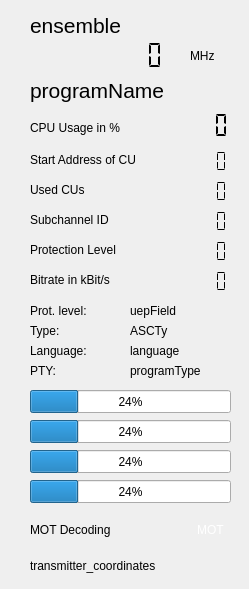
Above: forms/technical_data.ui from JvanKatwijk/qt-dab before the change. Below: the same form after it.
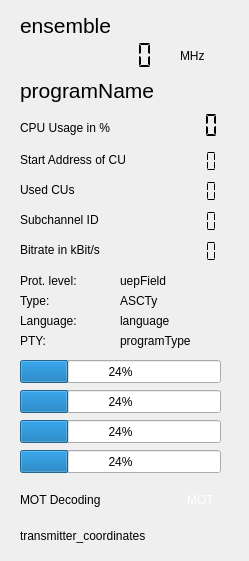
That is the form after the change.

Commit message:
update technical_data.ui: no decimal PL needed
deleted decimal protection level (is below in more detail)
text boxes aligned

Patch:
```diff
--- a/forms/technical_data.ui
+++ b/forms/technical_data.ui
@@ -7,7 +7,7 @@
     <x>0</x>
     <y>0</y>
     <width>249</width>
-    <height>589</height>
+    <height>561</height>
    </rect>
   </property>
   <property name="windowTitle">
@@ -16,7 +16,7 @@
   <widget class="QLCDNumber" name="startAddressDisplay">
    <property name="geometry">
     <rect>
-     <x>170</x>
+     <x>160</x>
      <y>150</y>
      <width>64</width>
      <height>23</height>
@@ -32,7 +32,7 @@
   <widget class="QLCDNumber" name="lengthDisplay">
    <property name="geometry">
     <rect>
-     <x>170</x>
+     <x>160</x>
      <y>180</y>
      <width>64</width>
      <height>23</height>
@@ -48,8 +48,8 @@
   <widget class="QLabel" name="language">
    <property name="geometry">
     <rect>
-     <x>130</x>
-     <y>340</y>
+     <x>120</x>
+     <y>310</y>
      <width>101</width>
      <height>21</height>
     </rect>
@@ -64,29 +64,10 @@
     <string>language</string>
    </property>
   </widget>
-  <widget class="QLCDNumber" name="protectionlevelDisplay">
-   <property name="geometry">
-    <rect>
-     <x>170</x>
-     <y>240</y>
-     <width>64</width>
-     <height>23</height>
-    </rect>
-   </property>
-   <property name="frameShape">
-    <enum>QFrame::NoFrame</enum>
-   </property>
-   <property name="segmentStyle">
-    <enum>QLCDNumber::Flat</enum>
-   </property>
-   <property name="value" stdset="0">
-    <double>0.000000000000000</double>
-   </property>
-  </widget>
   <widget class="QLabel" name="label">
    <property name="geometry">
     <rect>
-     <x>30</x>
+     <x>20</x>
      <y>150</y>
      <width>141</width>
      <height>20</height>
@@ -99,7 +80,7 @@
   <widget class="QLabel" name="label_2">
    <property name="geometry">
     <rect>
-     <x>30</x>
+     <x>20</x>
      <y>180</y>
      <width>121</width>
      <height>20</height>
@@ -109,27 +90,11 @@
     <string>Used CUs</string>
    </property>
   </widget>
-  <widget class="QLabel" name="label_3">
-   <property name="geometry">
-    <rect>
-     <x>30</x>
-     <y>240</y>
-     <width>111</width>
-     <height>20</height>
-    </rect>
-   </property>
-   <property name="toolTip">
-    <string>&lt;html&gt;&lt;head/&gt;&lt;body&gt;&lt;p&gt;DAB+ uses protection levels 1, 2, 3 or 4 (A or B), whereas DAB uses 1, 2, 3, 4 or 5.&lt;/p&gt;&lt;p&gt;Lower numbers have usually better error correction.&lt;/p&gt;&lt;/body&gt;&lt;/html&gt;</string>
-   </property>
-   <property name="text">
-    <string>Protection Level</string>
-   </property>
-  </widget>
   <widget class="QLabel" name="programType">
    <property name="geometry">
     <rect>
-     <x>130</x>
-     <y>360</y>
+     <x>120</x>
+     <y>330</y>
      <width>101</width>
      <height>21</height>
     </rect>
@@ -147,8 +112,8 @@
   <widget class="QLabel" name="l6">
    <property name="geometry">
     <rect>
-     <x>30</x>
-     <y>270</y>
+     <x>20</x>
+     <y>240</y>
      <width>121</width>
      <height>20</height>
     </rect>
@@ -160,8 +125,8 @@
   <widget class="QLCDNumber" name="bitrateDisplay">
    <property name="geometry">
     <rect>
-     <x>170</x>
-     <y>270</y>
+     <x>160</x>
+     <y>240</y>
      <width>64</width>
      <height>23</height>
     </rect>
@@ -176,7 +141,7 @@
   <widget class="QLCDNumber" name="subChIdDisplay">
    <property name="geometry">
     <rect>
-     <x>170</x>
+     <x>160</x>
      <y>210</y>
      <width>64</width>
      <height>23</height>
@@ -192,7 +157,7 @@
   <widget class="QLabel" name="label_6">
    <property name="geometry">
     <rect>
-     <x>30</x>
+     <x>20</x>
      <y>210</y>
      <width>111</width>
      <height>20</height>
@@ -205,8 +170,8 @@
   <widget class="QLabel" name="uepField">
    <property name="geometry">
     <rect>
-     <x>130</x>
-     <y>300</y>
+     <x>120</x>
+     <y>270</y>
      <width>101</width>
      <height>21</height>
     </rect>
@@ -230,8 +195,8 @@
   <widget class="QLabel" name="ASCTy">
    <property name="geometry">
     <rect>
-     <x>130</x>
-     <y>320</y>
+     <x>120</x>
+     <y>290</y>
      <width>101</width>
      <height>21</height>
     </rect>
@@ -246,7 +211,7 @@
   <widget class="QLabel" name="ensemble">
    <property name="geometry">
     <rect>
-     <x>30</x>
+     <x>20</x>
      <y>10</y>
      <width>201</width>
      <height>31</height>
@@ -267,7 +232,7 @@
   <widget class="QLCDNumber" name="frequency">
    <property name="geometry">
     <rect>
-     <x>30</x>
+     <x>20</x>
      <y>40</y>
      <width>141</width>
      <height>31</height>
@@ -284,6 +249,9 @@
    <property name="frameShape">
     <enum>QFrame::NoFrame</enum>
    </property>
+   <property name="frameShadow">
+    <enum>QFrame::Raised</enum>
+   </property>
    <property name="smallDecimalPoint">
     <bool>true</bool>
    </property>
@@ -297,9 +265,9 @@
   <widget class="QLabel" name="label_4">
    <property name="geometry">
     <rect>
-     <x>190</x>
+     <x>180</x>
      <y>40</y>
-     <width>63</width>
+     <width>41</width>
      <height>31</height>
     </rect>
    </property>
@@ -313,8 +281,8 @@
   <widget class="QProgressBar" name="ficError_display">
    <property name="geometry">
     <rect>
-     <x>30</x>
-     <y>390</y>
+     <x>20</x>
+     <y>360</y>
      <width>201</width>
      <height>23</height>
     </rect>
@@ -329,8 +297,8 @@
   <widget class="QProgressBar" name="frameError_display">
    <property name="geometry">
     <rect>
-     <x>30</x>
-     <y>420</y>
+     <x>20</x>
+     <y>390</y>
      <width>201</width>
      <height>23</height>
     </rect>
@@ -345,8 +313,8 @@
   <widget class="QProgressBar" name="rsError_display">
    <property name="geometry">
     <rect>
-     <x>30</x>
-     <y>450</y>
+     <x>20</x>
+     <y>420</y>
      <width>201</width>
      <height>23</height>
     </rect>
@@ -361,8 +329,8 @@
   <widget class="QProgressBar" name="aacError_display">
    <property name="geometry">
     <rect>
-     <x>30</x>
-     <y>480</y>
+     <x>20</x>
+     <y>450</y>
      <width>201</width>
      <height>23</height>
     </rect>
@@ -377,7 +345,7 @@
   <widget class="QLabel" name="cpuLabel">
    <property name="geometry">
     <rect>
-     <x>30</x>
+     <x>20</x>
      <y>118</y>
      <width>121</width>
      <height>20</height>
@@ -390,7 +358,7 @@
   <widget class="QLCDNumber" name="cpuMonitor">
    <property name="geometry">
     <rect>
-     <x>160</x>
+     <x>150</x>
      <y>110</y>
      <width>71</width>
      <height>31</height>
@@ -406,7 +374,7 @@
   <widget class="QLabel" name="programName">
    <property name="geometry">
     <rect>
-     <x>30</x>
+     <x>20</x>
      <y>70</y>
      <width>201</width>
      <height>41</height>
@@ -427,8 +395,8 @@
   <widget class="QLabel" name="motAvailable">
    <property name="geometry">
     <rect>
-     <x>190</x>
-     <y>520</y>
+     <x>180</x>
+     <y>490</y>
      <width>41</width>
      <height>20</height>
     </rect>
@@ -446,8 +414,8 @@
   <widget class="QLabel" name="label_7">
    <property name="geometry">
     <rect>
-     <x>30</x>
-     <y>520</y>
+     <x>20</x>
+     <y>490</y>
      <width>151</width>
      <height>20</height>
     </rect>
@@ -459,8 +427,8 @@
   <widget class="QLabel" name="transmitter_coordinates">
    <property name="geometry">
     <rect>
-     <x>30</x>
-     <y>550</y>
+     <x>20</x>
+     <y>520</y>
      <width>201</width>
      <height>31</height>
     </rect>
@@ -475,8 +443,8 @@
   <widget class="QLabel" name="label_5">
    <property name="geometry">
     <rect>
-     <x>30</x>
-     <y>300</y>
+     <x>20</x>
+     <y>270</y>
      <width>91</width>
      <height>21</height>
     </rect>
@@ -494,8 +462,8 @@
   <widget class="QLabel" name="label_8">
    <property name="geometry">
     <rect>
-     <x>30</x>
-     <y>320</y>
+     <x>20</x>
+     <y>290</y>
      <width>91</width>
      <height>21</height>
     </rect>
@@ -507,8 +475,8 @@
   <widget class="QLabel" name="label_9">
    <property name="geometry">
     <rect>
-     <x>30</x>
-     <y>340</y>
+     <x>20</x>
+     <y>310</y>
      <width>91</width>
      <height>21</height>
     </rect>
@@ -520,8 +488,8 @@
   <widget class="QLabel" name="label_10">
    <property name="geometry">
     <rect>
-     <x>30</x>
-     <y>360</y>
+     <x>20</x>
+     <y>330</y>
      <width>91</width>
      <height>21</height>
     </rect>
```
